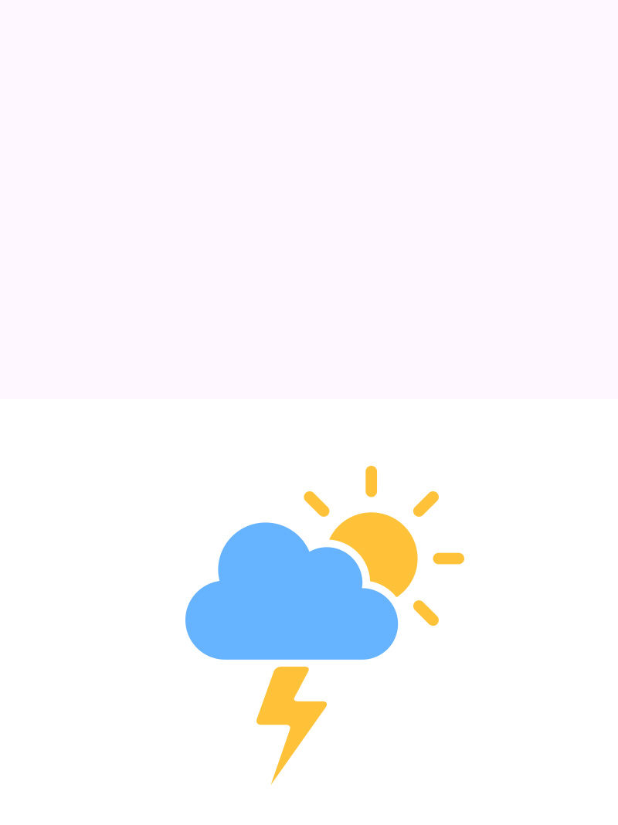
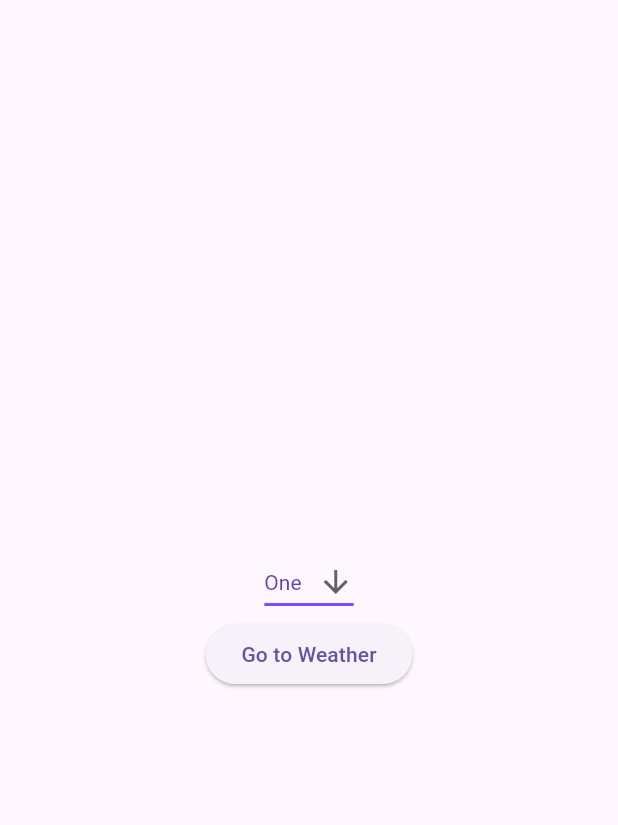
Before and after one commit to mahmoudbakir2015/weather, a Flutter app: the screen it shows after launch, on a phone screen of 412 x 824 dp. Shown: the top 825 px of the screen. Run offline on Flutter 3.47's test engine with Material 3 defaults, Android fonts, the phone set to English and light mode, and no system bars.

Commit message:
add choose city

```diff
--- /dev/null
+++ b/lib/presentation/choose_city/choose_city.dart
@@ -0,0 +1,53 @@
+import 'package:flutter/material.dart';
+
+class ChooseCity extends StatefulWidget {
+  const ChooseCity({super.key});
+
+  @override
+  State<ChooseCity> createState() => _ChooseCityState();
+}
+
+class _ChooseCityState extends State<ChooseCity> {
+  @override
+  Widget build(BuildContext context) {
+    List<String> list = <String>['One', 'Two', 'Three', 'Four'];
+    String dropdownValue = list.first;
+    return Scaffold(
+      body: Column(
+        mainAxisAlignment: MainAxisAlignment.center,
+        children: [
+          Center(
+            child: DropdownButton<String>(
+              value: dropdownValue,
+              icon: const Icon(Icons.arrow_downward),
+              elevation: 16,
+              style: const TextStyle(color: Colors.deepPurple),
+              underline: Container(
+                height: 2,
+                color: Colors.deepPurpleAccent,
+              ),
+              onChanged: (String? value) {
+                // This is called when the user selects an item.
+                setState(() {
+                  dropdownValue = value!;
+                });
+              },
+              items: list.map<DropdownMenuItem<String>>((String value) {
+                return DropdownMenuItem<String>(
+                  value: value,
+                  child: Text(value),
+                );
+              }).toList(),
+            ),
+          ),
+          ElevatedButton(
+            onPressed: () {},
+            child: const Text(
+              'Go to Weather',
+            ),
+          ),
+        ],
+      ),
+    );
+  }
+}
--- a/lib/presentation/splash_view/splash_view.dart
+++ b/lib/presentation/splash_view/splash_view.dart
@@ -1,4 +1,6 @@
 import 'package:flutter/material.dart';
+
+import '../choose_city/choose_city.dart';
 
 class SplashView extends StatefulWidget {
   const SplashView({super.key});
@@ -11,9 +13,14 @@ class _SplashViewState extends State<SplashView> {
   @override
   void initState() {
     Future.delayed(const Duration(
-      seconds: 5,
+      seconds: 3,
     )).then(
-      (value) => null,
+      (value) => Navigator.of(context).pushAndRemoveUntil(
+        MaterialPageRoute(
+          builder: (context) => const ChooseCity(),
+        ),
+        (route) => false,
+      ),
     );
     super.initState();
   }
```
Also changed, not shown: lib/constants/constants.dart (added).
